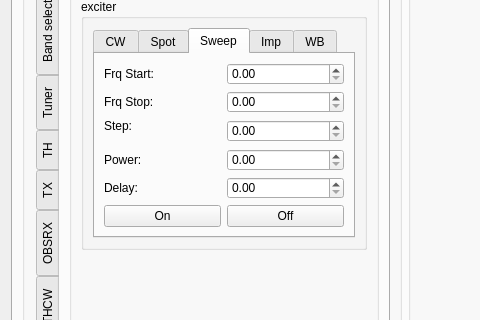
enigmafarsco-lang/iiS, file receiver/receivermain.ui: the form before one commit; both pictures show x 0 to 480 and y 330 to 650 of the 777 by 820 pixel window.
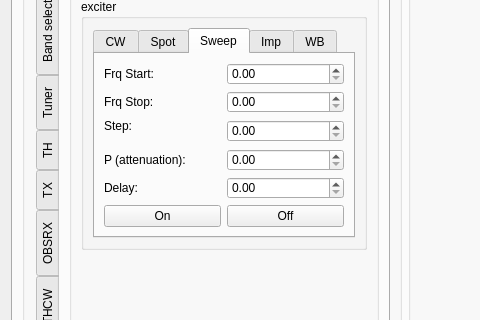
The form after the commit. The open tabs and pages were chosen to show the change. Custom widgets are drawn as their Qt base class.

Commit message: Profile 200 default, spectrum window = profile sample rate, park at 1800 MHz before profile change, spot lookup + playback-rate fixes, TX P (attenuation) labels

```diff
--- a/receiver/receivermain.ui
+++ b/receiver/receivermain.ui
@@ -1412,7 +1412,7 @@
                         <item row="4" column="0">
                          <widget class="QLabel" name="label_71">
                           <property name="text">
-                           <string>Power:</string>
+                           <string>P (attenuation):</string>
                           </property>
                          </widget>
                         </item>
```
Left out of the diff: 14 changed lines with no effect on the pictures. The commit also changes 12 other files.
